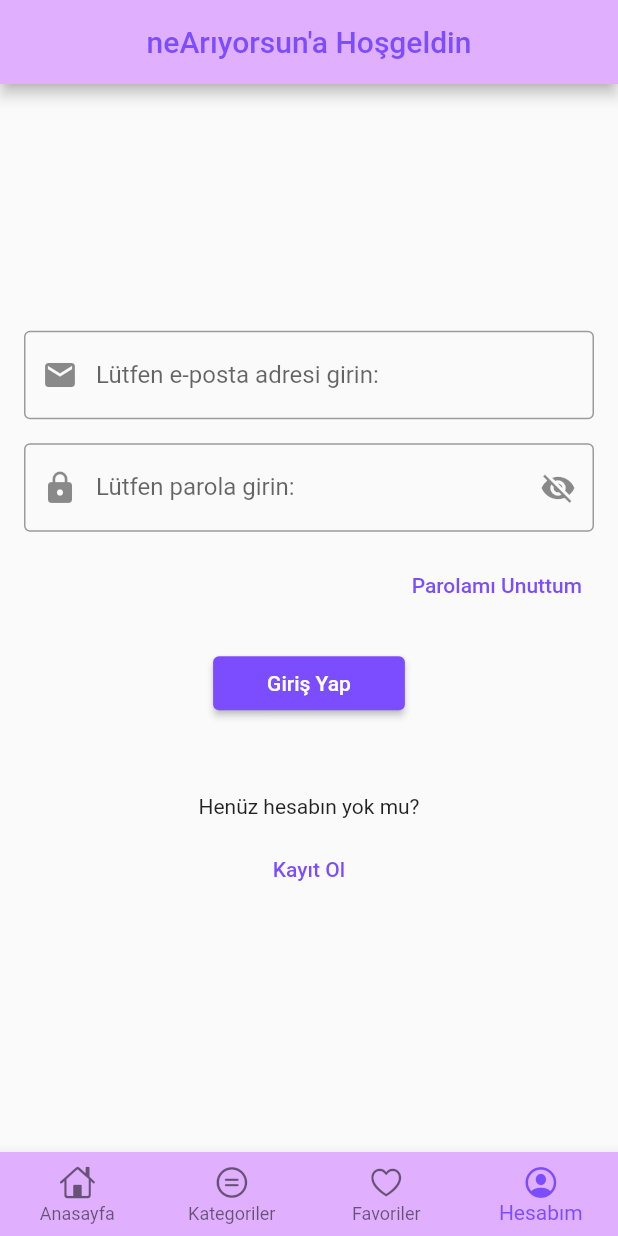
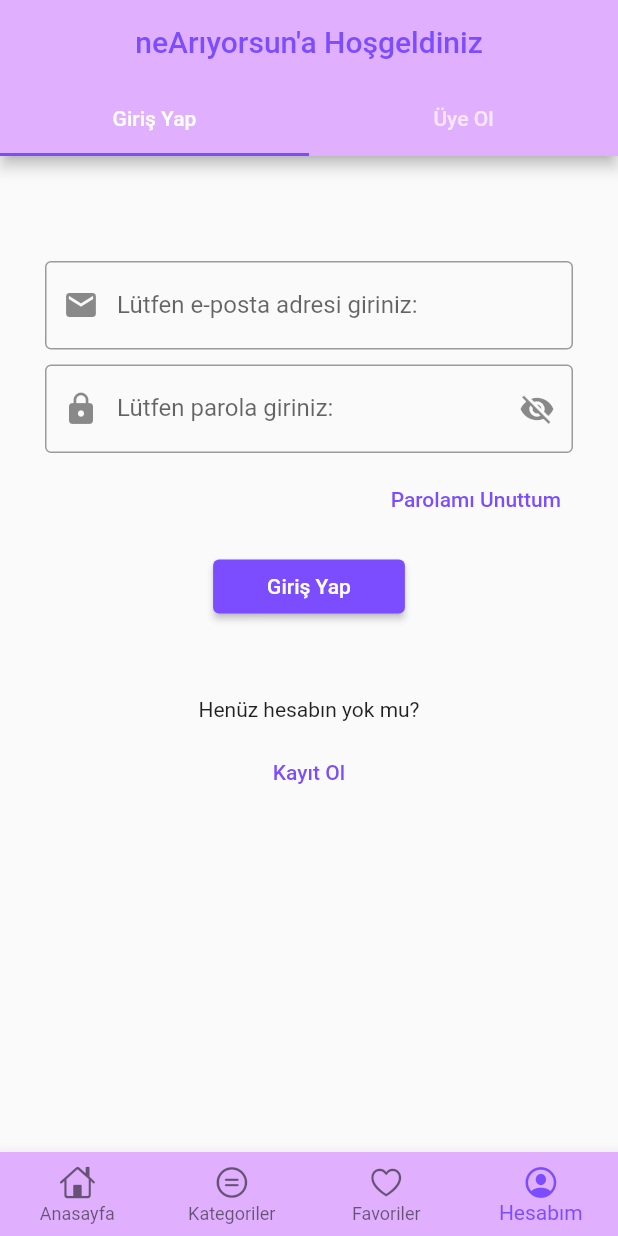
Before and after one commit to nurayarac/neAriyorsun, a Flutter app: the screen it shows after launch, item 4 of the bottom bar chosen, on a phone screen of 412 x 824 dp. Run offline on Flutter 3.47's test engine with Material 2 defaults, Android fonts, the light colour scheme and no system bars; our stand-ins replace flutter_riverpod, google_fonts.

Commit message:
giris_uyeol

```diff
--- a/neariyorsun/lib/view/hesabim/hesabim.dart
+++ b/neariyorsun/lib/view/hesabim/hesabim.dart
@@ -1,5 +1,7 @@
 import 'package:flutter/material.dart';
 import 'package:flutter_riverpod/flutter_riverpod.dart';
+import 'package:neariyorsun/view/hesabim/sayfa_1.dart';
+import 'package:neariyorsun/view/hesabim/sayfa_2.dart';
 
 import '../../sabitler/ext.dart';
 
@@ -8,112 +10,39 @@ class Hesabim extends StatefulWidget {
   _HesabimState createState() => _HesabimState();
 }
 
-class _HesabimState extends State<Hesabim>{
-  TextEditingController emailController = TextEditingController();
-  TextEditingController passwordController = TextEditingController();
-  bool isPasswordVisible =false;
-
+class _HesabimState extends State<Hesabim> {
   @override
   Widget build(BuildContext context) {
     return SafeArea(
+      child: DefaultTabController(
+          length: 2,
           child: Scaffold(
             appBar: AppBar(
               backgroundColor: renk("E0B0FF"),
               title: Center(
                 child: Text(
-                "neArıyorsun'a Hoşgeldin",
+                  "neArıyorsun'a Hoşgeldiniz",
                   textAlign: TextAlign.center,
-                style: TextStyle(
-                  color: Colors.deepPurpleAccent
+                  style: TextStyle(color: Colors.deepPurpleAccent),
                 ),
               ),
+              bottom: TabBar(
+                tabs: [
+                  Tab(
+                    text: "Giriş Yap",
+                  ),
+                  Tab(
+                    text: "Üye Ol",
+                  )
+                ],
+                indicatorColor: Colors.deepPurpleAccent,
               ),
             ),
-          body: Padding(
-            padding: const EdgeInsets.all(16.0),
-            child: Column(
-              mainAxisAlignment: MainAxisAlignment.center,
-              children: [
-                TextField(
-                  controller: emailController,
-                  decoration: InputDecoration(
-                    labelText: "Lütfen e-posta adresi girin:",
-                    border: OutlineInputBorder(),
-                    focusedBorder: OutlineInputBorder(
-                      borderSide: BorderSide(
-                        color: Colors.deepPurpleAccent
-                      ),
-                    ),
-                    prefixIcon: Icon(Icons.email)
-                  ),
-                ),
-                SizedBox(height: 16),
-                TextField(
-                  controller: passwordController,
-                  obscureText: !isPasswordVisible,
-                  decoration: InputDecoration(
-                    labelText: "Lütfen parola girin:",
-                      border: OutlineInputBorder(),
-                      focusedBorder: OutlineInputBorder(
-                        borderSide: BorderSide(
-                            color: Colors.deepPurpleAccent
-                        ),
-                      ),
-                      prefixIcon: Icon(Icons.lock),
-                    suffixIcon: IconButton(
-                      icon: Icon(
-                        isPasswordVisible
-                          ? Icons.visibility
-                            : Icons.visibility_off,
-                      ),
-                      onPressed: (){
-                        setState(() {
-                          isPasswordVisible =!isPasswordVisible;
-                        });
-                      },
-                    ),
-                  ),
-                ),
-                SizedBox(height: 12),
-                Row(
-                  mainAxisAlignment: MainAxisAlignment.end,
-                  children: [
-                    TextButton(
-                      onPressed: (){},
-                      child: Text("Parolamı Unuttum",
-                      style: TextStyle(
-                        color: Colors.deepPurpleAccent
-                      ),
-                      ),
-                    ),
-                  ],
-                ),
-                SizedBox(height: 17),
-                ElevatedButton(
-                   onPressed: (){},
-                  child: Container(
-                    padding: EdgeInsets.only(left: 20, right: 20), // Sağ ve sol kenarları burada ayarlayın
-                    child: Text('Giriş Yap'),
-                  ),
-                  style: ElevatedButton.styleFrom(
-                    primary: Colors.deepPurpleAccent,
-                  ),
-                 ),
-                SizedBox(height: 50),
-                Text("Henüz hesabın yok mu?"),
-                SizedBox(height: 10),
-                TextButton(
-                    onPressed:(){},
-                child: Text("Kayıt Ol",
-                style: TextStyle(
-                  color: Colors.deepPurpleAccent
-                ),
-                ),
-                ),
-              ],
-            ),
-          ),
-        )
+            body: TabBarView(children: [
+              Sayfa1(),
+              Sayfa2()
+            ],),
+          )),
     );
   }
 }
--- /dev/null
+++ b/neariyorsun/lib/view/hesabim/sayfa_1.dart
@@ -0,0 +1,102 @@
+import 'package:flutter/material.dart';
+
+class Sayfa1 extends StatefulWidget{
+  const Sayfa1({Key? key}) : super(key:key);
+
+  @override
+  State<Sayfa1> createState() => _Sayfa1State();
+}
+
+class _Sayfa1State extends State<Sayfa1>{
+
+  TextEditingController emailController = TextEditingController();
+  TextEditingController passwordController = TextEditingController();
+  bool isPasswordVisible =false;
+
+  @override
+  Widget build(BuildContext context){
+    return Scaffold(
+      body: SingleChildScrollView(
+        child: Padding(
+          padding: EdgeInsets.only(top: 70 , right: 30, left: 30),
+          child: Column(
+            mainAxisAlignment: MainAxisAlignment.center,
+            children: [
+              TextField(
+                controller: emailController,
+                decoration: InputDecoration(
+                  labelText: "Lütfen e-posta adresi giriniz:",
+                  border : OutlineInputBorder(),
+                  focusedBorder: OutlineInputBorder(
+                    borderSide: BorderSide(
+                      color: Colors.deepPurpleAccent
+                    ),
+                  ),
+                  prefixIcon: Icon(Icons.email)
+                ),
+              ),
+              SizedBox(height: 10),
+              TextField(
+                controller: passwordController,
+                obscureText: !isPasswordVisible,
+                decoration: InputDecoration(
+                  labelText: "Lütfen parola giriniz:" ,
+                  border: OutlineInputBorder(
+                    borderSide: BorderSide(
+                      color: Colors.deepPurpleAccent
+                    ),
+                  ),
+                  prefixIcon: Icon(Icons.lock),
+                  suffixIcon: IconButton(
+                    icon: Icon(
+                      isPasswordVisible
+                      ? Icons.visibility
+                          :Icons.visibility_off,
+                    ),
+                    onPressed: (){
+                      setState(() {
+                        isPasswordVisible =! isPasswordVisible;
+                      });
+                    },
+                  )
+                ),
+              ),
+              SizedBox(height: 7),
+              Row(
+                mainAxisAlignment: MainAxisAlignment.end,
+                children: [
+                  TextButton(onPressed:(){},
+                      child: Text("Parolamı Unuttum",
+                      style: TextStyle(
+                        color: Colors.deepPurpleAccent
+                      ),
+                      ),
+                  ),
+                ],
+              ),
+              SizedBox(height: 10),
+              ElevatedButton(onPressed: (){},
+                  child: Container(
+                    padding: EdgeInsets.only(left:20,right: 20),
+                    child: Text("Giriş Yap"),
+                  ),
+                style: ElevatedButton.styleFrom(
+                  primary: Colors.deepPurpleAccent,
+                ),
+              ),
+              SizedBox(height: 50,),
+              Text("Henüz hesabın yok mu?"),
+              SizedBox(height: 10,),
+              TextButton(onPressed: (){},
+                  child: Text("Kayıt Ol",
+                  style: TextStyle(
+                    color: Colors.deepPurpleAccent
+                  ),),
+              )
+            ],
+          ),
+        ),
+      ),
+    );
+  }
+}
```
Also changed, not shown: neariyorsun/lib/view/hesabim/sayfa_2.dart (added, +144 -0 lines). Lines whose indentation alone changed are shown as unchanged.
